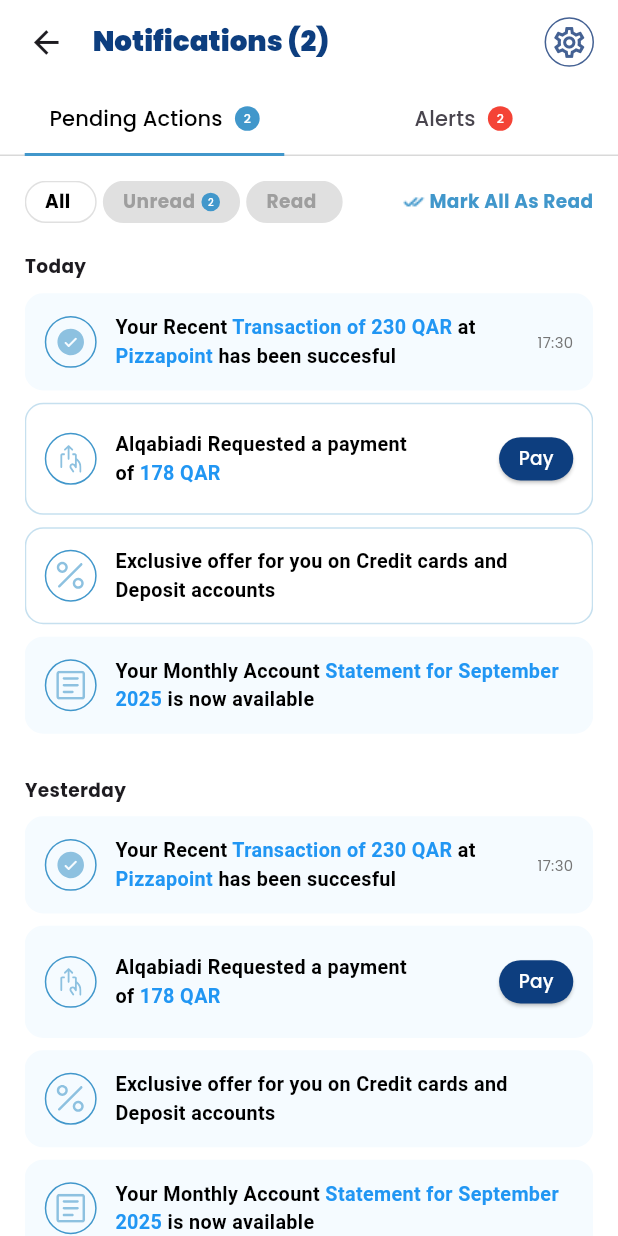
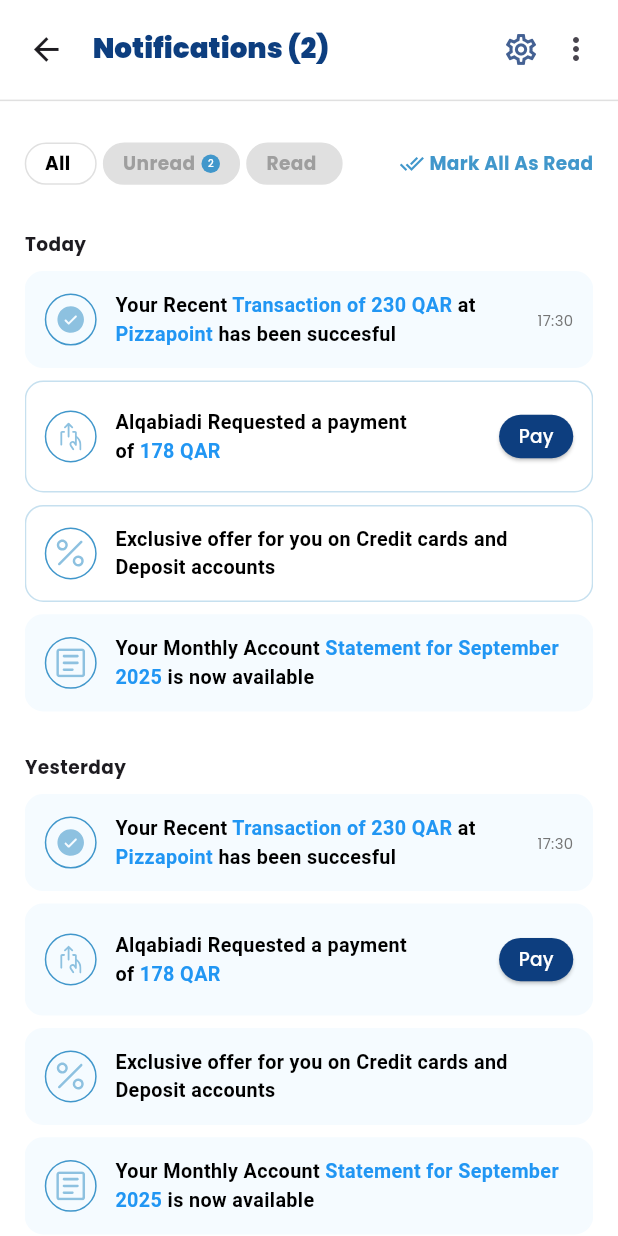
Before and after one commit to inshad-muhammed/Tasks, a Flutter app: the NotificationPage screen opened directly, on a phone screen of 412 x 824 dp. Run offline on Flutter 3.47's test engine with Material 3 defaults, Android fonts, the phone set to English and light mode, and no system bars; our stand-ins replace flutter_riverpod, flutter_svg, google_fonts.

Commit message:
Updated notification page based on new design

```diff
--- a/lib/features/notification/presentation/constants/notifications.dart
+++ b/lib/features/notification/presentation/constants/notifications.dart
@@ -3,6 +3,7 @@ final List<Map<String, dynamic>> notificationSections = [
     "date": "Today",
     "notifications": [
       {
+        "id": "notif_1",
         "time": "17:30",
         "message":
             "Your Recent Transaction of 230 QAR at Pizzapoint has been succesful",
@@ -10,6 +11,7 @@ final List<Map<String, dynamic>> notificationSections = [
         "notificationtype": "check",
       },
       {
+        "id": "notif_2",
         "message": "Alqabiadi Requested a payment of 178 QAR",
         "highlights": ["178 QAR"],
         "notificationtype": "request",
@@ -17,6 +19,7 @@ final List<Map<String, dynamic>> notificationSections = [
         "showButton": true,
       },
       {
+        "id": "notif_3",
         "message":
             "Exclusive offer for you on Credit cards and Deposit accounts",
         "highlights": [],
@@ -24,6 +27,7 @@ final List<Map<String, dynamic>> notificationSections = [
         "unread": true,
       },
       {
+        "id": "notif_4",
         "message":
             "Your Monthly Account Statement for September 2025 is now available",
         "highlights": ["Statement for September 2025"],
@@ -35,6 +39,7 @@ final List<Map<String, dynamic>> notificationSections = [
     "date": "Yesterday",
     "notifications": [
       {
+        "id": "notif_5",
         "time": "17:30",
         "message":
             "Your Recent Transaction of 230 QAR at Pizzapoint has been succesful",
@@ -42,6 +47,7 @@ final List<Map<String, dynamic>> notificationSections = [
         "notificationtype": "check",
       },
       {
+        "id": "notif_6",
         "message": "Alqabiadi Requested a payment of 178 QAR",
         "highlights": ["178 QAR"],
         "notificationtype": "request",
@@ -49,12 +55,14 @@ final List<Map<String, dynamic>> notificationSections = [
         "showButton": true,
       },
       {
+        "id": "notif_7",
         "message":
             "Exclusive offer for you on Credit cards and Deposit accounts",
         "highlights": [],
         "notificationtype": "percentage",
       },
       {
+        "id": "notif_8",
         "message":
             "Your Monthly Account Statement for September 2025 is now available",
         "highlights": ["Statement for September 2025"],
@@ -66,6 +74,7 @@ final List<Map<String, dynamic>> notificationSections = [
     "date": "28th September",
     "notifications": [
       {
+        "id": "notif_9",
         "time": "17:30",
         "message":
             "Your Recent Transaction of 230 QAR at Pizzapoint has been succesful",
@@ -73,6 +82,7 @@ final List<Map<String, dynamic>> notificationSections = [
         "notificationtype": "check",
       },
       {
+        "id": "notif_10",
         "message": "Alqabiadi Requested a payment of 178 QAR",
         "highlights": ["178 QAR"],
         "notificationtype": "request",
@@ -80,12 +90,14 @@ final List<Map<String, dynamic>> notificationSections = [
         "showButton": true,
       },
       {
+        "id": "notif_11",
         "message":
             "Exclusive offer for you on Credit cards and Deposit accounts",
         "highlights": [],
         "notificationtype": "percentage",
       },
       {
+        "id": "notif_12",
         "message":
             "Your Monthly Account Statement for September 2025 is now available",
         "highlights": ["Statement for September 2025"],
--- /dev/null
+++ b/lib/features/notification/presentation/controllers/selection_mode_providers.dart
@@ -0,0 +1,4 @@
+import 'package:flutter_riverpod/legacy.dart';
+
+final selectionModeProvider = StateProvider<bool>((ref) => false);
+final selectedNotificationsProvider = StateProvider<Set<String>>((ref) => {});
--- a/lib/features/notification/presentation/controllers/tab_index_provider.dart
+++ /dev/null
@@ -1,3 +0,0 @@
-import 'package:flutter_riverpod/legacy.dart';
-
-final tabIndexProvider = StateProvider<int>((ref) => 0);
--- a/lib/features/notification/presentation/pages/notification_page.dart
+++ b/lib/features/notification/presentation/pages/notification_page.dart
@@ -1,21 +1,19 @@
 import 'package:flutter/material.dart';
+import 'package:flutter_riverpod/flutter_riverpod.dart';
 import 'package:tasks/core/utils/size_config.dart';
-import 'package:tasks/features/notification/presentation/pages/alerts_page.dart';
+import 'package:tasks/features/notification/presentation/controllers/selection_mode_providers.dart';
 import 'package:tasks/features/notification/presentation/pages/pending_action_page.dart';
-import 'package:tasks/features/notification/presentation/widgets/tab_content.dart';
 
-class NotificationPage extends StatelessWidget {
+class NotificationPage extends ConsumerWidget {
   const NotificationPage({super.key});
 
   @override
-  Widget build(BuildContext context) {
+  Widget build(BuildContext context, WidgetRef ref) {
     SizeConfig.init(context);
-    return DefaultTabController(
-      initialIndex: 0,
-      length: 2,
-      child: Scaffold(
+    return Scaffold(
       backgroundColor: Colors.white,
       appBar: AppBar(
+        toolbarHeight: SizeConfig.screenWidth * 0.16,
         backgroundColor: Colors.white,
         leading: Icon(Icons.arrow_back, size: SizeConfig.screenWidth * 0.06),
         leadingWidth: SizeConfig.screenWidth * 0.15,
@@ -31,39 +29,49 @@ class NotificationPage extends StatelessWidget {
         actions: [
           Padding(
             padding: const EdgeInsets.only(right: 16),
-              child: Container(
-                height: SizeConfig.screenWidth * 0.08,
-                width: SizeConfig.screenWidth * 0.08,
-                decoration: BoxDecoration(
-                  borderRadius: BorderRadius.circular(
-                    SizeConfig.screenWidth * 0.5,
-                  ),
-                  border: Border.all(color: Color(0xff446193)),
-                ),
-                child: Icon(
+            child: Row(
+              spacing: SizeConfig.screenWidth * 0.03,
+              children: [
+                Icon(
                   Icons.settings_outlined,
                   color: const Color(0xff446193),
                   size: SizeConfig.screenWidth * 0.06,
                 ),
+                PopupMenuButton(
+                  offset: Offset(0, kToolbarHeight),
+                  color: Colors.white,
+
+                  onSelected: (value) {
+                    if (value == 'Select') {
+                      ref.read(selectionModeProvider.notifier).state = true;
+                    }
+                  },
+                  itemBuilder: (BuildContext context) => [
+                    PopupMenuItem(
+                      value: 'Select',
+                      child: Text("Select Notifiactions"),
+                    ),
+                    PopupMenuItem(value: 'More', child: Text("<More Options>")),
+                  ],
+                  child: Icon(Icons.more_vert),
+                ),
+              ],
             ),
           ),
         ],
-          bottom: TabBar(
-            dividerColor: Colors.grey.withAlpha(100),
-            indicatorColor: Color(0xff4197CB),
-            indicatorPadding: EdgeInsetsGeometry.symmetric(
-              horizontal: SizeConfig.screenWidth * 0.04,
-            ),
-            indicatorSize: TabBarIndicatorSize.tab,
-            labelColor: Colors.black,
-            tabs: [
-              Tab(child: TabContent(0, "Pending Actions")),
-
-              Tab(child: TabContent(1, "Alerts")),
-            ],
+        bottom: PreferredSize(
+          preferredSize: Size.fromHeight(2),
+          child: Divider(height: 2, color: Colors.grey.shade300),
         ),
       ),
-        body: TabBarView(children: [PendingActionPage(), AlertsPage()]),
+      body: Padding(
+        padding: EdgeInsets.only(
+          top: SizeConfig.screenWidth * 0.04,
+          left: SizeConfig.screenWidth * 0.04,
+          right: SizeConfig.screenWidth * 0.04,
+        ),
+
+        child: PendingActionPage(),
       ),
     );
   }
--- a/lib/features/notification/presentation/pages/pending_action_page.dart
+++ b/lib/features/notification/presentation/pages/pending_action_page.dart
@@ -1,32 +1,37 @@
 import 'package:flutter/material.dart';
+import 'package:flutter_riverpod/flutter_riverpod.dart';
 import 'package:tasks/core/utils/size_config.dart';
 import 'package:tasks/features/notification/presentation/constants/notifications.dart';
+import 'package:tasks/features/notification/presentation/controllers/selection_mode_providers.dart';
 import 'package:tasks/features/notification/presentation/widgets/filter_bar.dart';
 import 'package:tasks/features/notification/presentation/widgets/notification_card.dart';
 import 'package:tasks/features/notification/presentation/widgets/section_header.dart';
+import 'package:tasks/features/notification/presentation/widgets/selction_bar.dart';
 
-class PendingActionPage extends StatelessWidget {
+class PendingActionPage extends ConsumerWidget {
   const PendingActionPage({super.key});
 
   @override
-  @override
-  Widget build(BuildContext context) {
+  Widget build(BuildContext context, WidgetRef ref) {
+    int idCounter = 0;
+    final isSelectionMode = ref.watch(selectionModeProvider);
+    final selected = ref.watch(selectedNotificationsProvider);
+
     return Scaffold(
       backgroundColor: Colors.white,
-      body: Padding(
-        padding: EdgeInsets.only(
-          top: SizeConfig.screenWidth * 0.04,
-          left: SizeConfig.screenWidth * 0.04,
-          right: SizeConfig.screenWidth * 0.04,
-        ),
+
+      body: Column(
+        children: [
+          if (selected.isNotEmpty) SelectionBar() else FilterBar(),
+
+          Expanded(
             child: SingleChildScrollView(
               child: Column(
                 children: [
-              FilterBar(),
                   SizedBox(height: SizeConfig.screenWidth * 0.05),
                   ListView.builder(
                     shrinkWrap: true,
-                physics: NeverScrollableScrollPhysics(),
+                    physics: const NeverScrollableScrollPhysics(),
                     itemCount: notificationSections.length,
                     itemBuilder: (context, sectionIndex) {
                       final section = notificationSections[sectionIndex];
@@ -41,7 +46,28 @@ class PendingActionPage extends StatelessWidget {
                           SectionHeader(sectionTitle),
                           SizedBox(height: SizeConfig.screenWidth * 0.02),
                           ...notifications.map<Widget>((notif) {
-                        return Padding(
+                            final id = '${notif["id"]}';
+                            var isSelected = selected.contains(id);
+
+                            return GestureDetector(
+                              onTap: () {
+                                if (isSelectionMode) {
+                                  final selectedSet = {...selected};
+                                  if (isSelected) {
+                                    selectedSet.remove(id);
+                                  } else {
+                                    selectedSet.add(id);
+                                  }
+                                  ref
+                                          .read(
+                                            selectedNotificationsProvider
+                                                .notifier,
+                                          )
+                                          .state =
+                                      selectedSet;
+                                }
+                              },
+                              child: Padding(
                                 padding: EdgeInsets.only(
                                   bottom: SizeConfig.screenWidth * 0.02,
                                 ),
@@ -54,6 +80,11 @@ class PendingActionPage extends StatelessWidget {
                                   notificationtype: notif["notificationtype"],
                                   unread: notif["unread"] ?? false,
                                   showButton: notif["showButton"] ?? false,
+                                  isSelected: isSelected = selected.contains(
+                                    id,
+                                  ),
+                                  id: 'notif_${idCounter++}',
+                                ),
                               ),
                             );
                           }),
@@ -65,6 +96,8 @@ class PendingActionPage extends StatelessWidget {
               ),
             ),
           ),
+        ],
+      ),
     );
   }
 }
--- a/lib/features/notification/presentation/widgets/filter_bar.dart
+++ b/lib/features/notification/presentation/widgets/filter_bar.dart
@@ -10,7 +10,9 @@ class FilterBar extends ConsumerWidget {
   @override
   Widget build(BuildContext context, WidgetRef ref) {
     final selectedFilter = ref.watch(notificationFilterProvider);
-    return Row(
+    return SizedBox(
+      height: SizeConfig.screenWidth * 0.12,
+      child: Row(
         spacing: SizeConfig.screenWidth * 0.01,
         children: [
           FilterButton(
@@ -43,11 +45,13 @@ class FilterBar extends ConsumerWidget {
             onTap: () {},
             child: Row(
               children: [
-              Image.asset(
-                "assets/read.png",
-                height: SizeConfig.screenWidth * 0.05,
-                width: SizeConfig.screenWidth * 0.05,
+                Icon(
+                  Icons.done_all,
+                  color: Color(0xff4197CB),
+                  size: SizeConfig.screenWidth * 0.04,
                 ),
+                SizedBox(width: SizeConfig.screenWidth * 0.008),
+
                 Text(
                   "Mark All As Read",
                   style: TextStyle(
@@ -60,6 +64,7 @@ class FilterBar extends ConsumerWidget {
             ),
           ),
         ],
+      ),
     );
   }
 }
--- a/lib/features/notification/presentation/widgets/notification_card.dart
+++ b/lib/features/notification/presentation/widgets/notification_card.dart
@@ -1,15 +1,19 @@
 import 'package:flutter/material.dart';
+import 'package:flutter_riverpod/flutter_riverpod.dart';
 import 'package:flutter_svg/flutter_svg.dart';
 import 'package:tasks/core/utils/size_config.dart';
+import 'package:tasks/features/notification/presentation/controllers/selection_mode_providers.dart';
 import 'package:tasks/features/notification/presentation/widgets/highlited_text.dart';
 
-class NotificationCard extends StatelessWidget {
+class NotificationCard extends ConsumerWidget {
   final String message;
   final List<String> highlights;
   final String time;
   final String notificationtype;
   final bool unread;
   final bool showButton;
+  final bool isSelected;
+  final String? id;
 
   const NotificationCard({
     super.key,
@@ -19,10 +23,13 @@ class NotificationCard extends StatelessWidget {
     this.unread = false,
     this.showButton = false,
     required this.notificationtype,
+    this.isSelected = false,
+    required this.id,
   });
 
   @override
-  Widget build(BuildContext context) {
+  Widget build(BuildContext context, WidgetRef ref) {
+    final isSelectionMode = ref.watch(selectionModeProvider);
     return Container(
       padding: EdgeInsets.all(SizeConfig.screenWidth * 0.03),
       decoration: BoxDecoration(
@@ -40,14 +47,24 @@ class NotificationCard extends StatelessWidget {
             width: SizeConfig.screenWidth * 0.084,
             decoration: BoxDecoration(
               borderRadius: BorderRadius.circular(SizeConfig.screenWidth * 0.5),
-              border: Border.all(color: Color(0xff4197CB)),
+              border: isSelectionMode
+                  ? null
+                  : Border.all(color: Color(0xff4197CB)),
             ),
-            child: Padding(
-              padding: EdgeInsets.all(SizeConfig.screenWidth * 0.016),
-              child: SvgPicture.asset(
-                "assets/notification_icons/$notificationtype.svg",
-              ),
-            ),
+            child: isSelectionMode
+                ? Center(
+                    child: Icon(
+                      Icons.check_circle,
+                      size: SizeConfig.screenWidth * 0.056,
+                      color: isSelected ? Colors.green : Colors.grey,
+                    ),
+                  )
+                : Padding(
+                    padding: EdgeInsets.all(SizeConfig.screenWidth * 0.016),
+                    child: SvgPicture.asset(
+                      "assets/notification_icons/$notificationtype.svg",
+                    ),
+                  ),
           ),
           SizedBox(width: SizeConfig.screenWidth * 0.03),
           Expanded(
--- a/lib/features/notification/presentation/widgets/tab_content.dart
+++ /dev/null
@@ -1,39 +0,0 @@
-import 'package:flutter/material.dart';
-import 'package:flutter_riverpod/flutter_riverpod.dart';
-import 'package:tasks/core/utils/size_config.dart';
-
-class TabContent extends ConsumerWidget {
-  final int index;
-  final String title;
-
-  const TabContent(this.index, this.title, {super.key});
-
-  @override
-  Widget build(BuildContext context, WidgetRef ref) {
-    return Row(
-      spacing: SizeConfig.screenWidth * 0.02,
-      mainAxisAlignment: MainAxisAlignment.center,
-      children: [
-        Text(title),
-        Container(
-          height: SizeConfig.screenWidth * 0.04,
-          width: SizeConfig.screenWidth * 0.04,
-          decoration: BoxDecoration(
-            borderRadius: BorderRadius.circular(SizeConfig.screenWidth * 1),
-            color: index == 0 ? Color(0xff4197CB) : Colors.red,
-          ),
-          child: Center(
-            child: Text(
-              "2",
-              style: TextStyle(
-                color: Colors.white,
-                fontSize: SizeConfig.screenWidth * 0.02,
-                fontWeight: FontWeight.w500,
-              ),
-            ),
-          ),
-        ),
-      ],
-    );
-  }
-}
--- a/lib/main.dart
+++ b/lib/main.dart
@@ -23,7 +23,7 @@ class MyApp extends StatelessWidget {
         textTheme: GoogleFonts.poppinsTextTheme(Theme.of(context).textTheme),
         colorScheme: ColorScheme.fromSeed(seedColor: Colors.deepPurple),
       ),
-      home: BiometricBottomSheet(),
+      home: NotificationPage(),
     );
   }
 }
```
Also changed, not shown: lib/features/notification/presentation/pages/alerts_page.dart (deleted, +0 -70 lines), lib/features/notification/presentation/widgets/selction_bar.dart (added, +103 -0 lines). Lines whose indentation alone changed are shown as unchanged.
